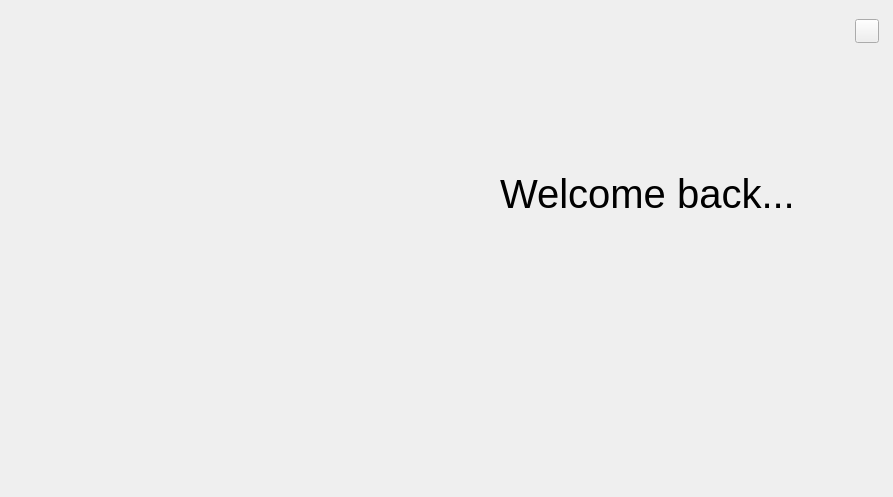
Qt form project/ui/interface.ui (mylinh130425/KTLT_K23416_Group2) before a commit.
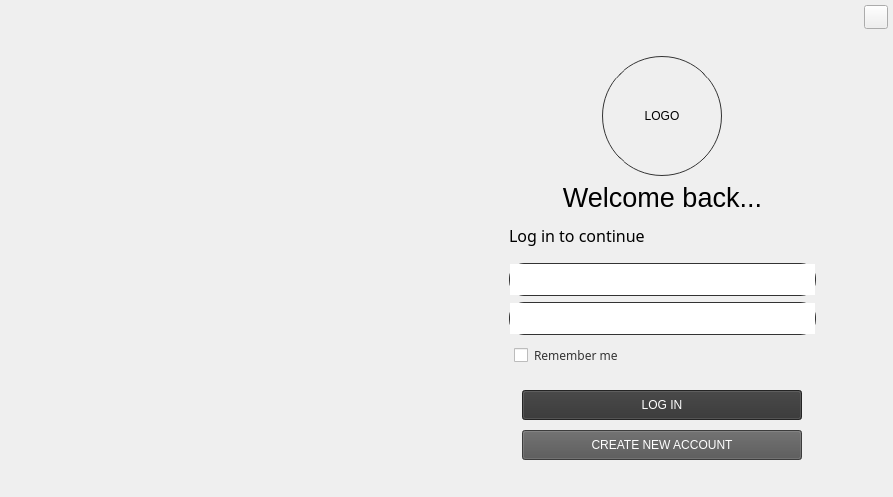
The same form after that commit. Icons and pictures are not drawn.

Commit message: Implement Login Page

```diff
--- a/project/ui/interface.ui
+++ b/project/ui/interface.ui
@@ -25,7 +25,7 @@
      <number>0</number>
     </property>
     <property name="topMargin">
-     <number>5</number>
+     <number>0</number>
     </property>
     <property name="rightMargin">
      <number>0</number>
@@ -34,15 +34,29 @@
      <number>0</number>
     </property>
     <item>
-     <widget class="QStackedWidget" name="stackedWidget_3">
-      <widget class="QWidget" name="Login_SignUp">
-       <layout class="QVBoxLayout" name="verticalLayout_3">
+     <widget class="QWidget" name="widget" native="true">
+      <layout class="QHBoxLayout" name="horizontalLayout_16">
+       <property name="spacing">
+        <number>0</number>
+       </property>
+       <property name="leftMargin">
+        <number>0</number>
+       </property>
+       <property name="topMargin">
+        <number>0</number>
+       </property>
+       <property name="rightMargin">
+        <number>0</number>
+       </property>
+       <property name="bottomMargin">
+        <number>0</number>
+       </property>
         <item>
-         <widget class="QWidget" name="header_welcome" native="true">
+        <widget class="QWidget" name="header_frame" native="true">
           <property name="cursor">
            <cursorShape>BusyCursor</cursorShape>
           </property>
-          <layout class="QHBoxLayout" name="horizontalLayout_2">
+         <layout class="QHBoxLayout" name="horizontalLayout_11">
            <property name="spacing">
             <number>0</number>
            </property>
@@ -87,36 +101,232 @@
           </layout>
          </widget>
         </item>
-        <item>
-         <widget class="QWidget" name="body_welcome" native="true">
-          <layout class="QHBoxLayout" name="horizontalLayout">
+      </layout>
+     </widget>
+    </item>
            <item>
             <widget class="QStackedWidget" name="stackedWidget">
+      <widget class="QWidget" name="Login_SignUp">
+       <layout class="QVBoxLayout" name="verticalLayout_6">
+        <item>
+         <widget class="QWidget" name="body_welcome" native="true">
+          <layout class="QHBoxLayout" name="horizontalLayout_12">
+           <item>
+            <widget class="QStackedWidget" name="stackedWidget_10">
              <widget class="QWidget" name="left_login_page"/>
              <widget class="QWidget" name="left_signup_page"/>
             </widget>
            </item>
            <item>
-            <widget class="QStackedWidget" name="stackedWidget_2">
+            <widget class="QStackedWidget" name="stackedWidget_11">
              <widget class="QWidget" name="right_login_page">
-              <widget class="QLabel" name="label">
-               <property name="geometry">
-                <rect>
-                 <x>50</x>
-                 <y>80</y>
-                 <width>311</width>
-                 <height>111</height>
-                </rect>
+              <layout class="QVBoxLayout" name="verticalLayout_3">
+               <item alignment="Qt::AlignHCenter">
+                <widget class="QLabel" name="profile_photo">
+                 <property name="minimumSize">
+                  <size>
+                   <width>120</width>
+                   <height>120</height>
+                  </size>
+                 </property>
+                 <property name="maximumSize">
+                  <size>
+                   <width>120</width>
+                   <height>120</height>
+                  </size>
+                 </property>
+                 <property name="styleSheet">
+                  <string notr="true">border-radius: 60px;  border: 1px solid #333;</string>
+                 </property>
+                 <property name="text">
+                  <string>LOGO</string>
+                 </property>
+                 <property name="alignment">
+                  <set>Qt::AlignCenter</set>
+                 </property>
+                </widget>
+               </item>
+               <item>
+                <widget class="QLabel" name="label_21">
+                 <property name="sizePolicy">
+                  <sizepolicy hsizetype="Preferred" vsizetype="Preferred">
+                   <horstretch>0</horstretch>
+                   <verstretch>0</verstretch>
+                  </sizepolicy>
                </property>
                <property name="font">
                 <font>
-                 <pointsize>30</pointsize>
+                   <pointsize>20</pointsize>
                 </font>
                </property>
                <property name="text">
                 <string>Welcome back...</string>
                </property>
-              </widget>
+                 <property name="scaledContents">
+                  <bool>true</bool>
+                 </property>
+                 <property name="alignment">
+                  <set>Qt::AlignCenter</set>
+                 </property>
+                </widget>
+               </item>
+               <item>
+                <layout class="QVBoxLayout" name="verticalLayout_2">
+                 <property name="leftMargin">
+                  <number>50</number>
+                 </property>
+                 <property name="topMargin">
+                  <number>5</number>
+                 </property>
+                 <property name="rightMargin">
+                  <number>50</number>
+                 </property>
+                 <property name="bottomMargin">
+                  <number>10</number>
+                 </property>
+                 <item>
+                  <widget class="QLabel" name="label">
+                   <property name="font">
+                    <font>
+                     <family>Dubai Light</family>
+                     <pointsize>12</pointsize>
+                    </font>
+                   </property>
+                   <property name="text">
+                    <string>Log in to continue</string>
+                   </property>
+                   <property name="scaledContents">
+                    <bool>true</bool>
+                   </property>
+                  </widget>
+                 </item>
+                 <item>
+                  <layout class="QVBoxLayout" name="verticalLayout_8">
+                   <property name="topMargin">
+                    <number>10</number>
+                   </property>
+                   <property name="bottomMargin">
+                    <number>15</number>
+                   </property>
+                   <item>
+                    <widget class="QTextEdit" name="username_textEdit">
+                     <property name="minimumSize">
+                      <size>
+                       <width>200</width>
+                       <height>30</height>
+                      </size>
+                     </property>
+                     <property name="maximumSize">
+                      <size>
+                       <width>16777215</width>
+                       <height>35</height>
+                      </size>
+                     </property>
+                     <property name="styleSheet">
+                      <string notr="true">border-radius:15px; border: 1px solid #333;</string>
+                     </property>
+                    </widget>
+                   </item>
+                   <item>
+                    <widget class="QTextEdit" name="username_textEdit_2">
+                     <property name="minimumSize">
+                      <size>
+                       <width>200</width>
+                       <height>30</height>
+                      </size>
+                     </property>
+                     <property name="maximumSize">
+                      <size>
+                       <width>16777215</width>
+                       <height>35</height>
+                      </size>
+                     </property>
+                     <property name="styleSheet">
+                      <string notr="true">border-radius:15px; border: 1px solid #333;</string>
+                     </property>
+                    </widget>
+                   </item>
+                   <item>
+                    <widget class="QCheckBox" name="remember_me_checkBox">
+                     <property name="maximumSize">
+                      <size>
+                       <width>16777215</width>
+                       <height>35</height>
+                      </size>
+                     </property>
+                     <property name="font">
+                      <font>
+                       <family>Dubai Light</family>
+                       <pointsize>9</pointsize>
+                      </font>
+                     </property>
+                     <property name="styleSheet">
+                      <string notr="true">margin:5px; color:#353535;</string>
+                     </property>
+                     <property name="text">
+                      <string>Remember me</string>
+                     </property>
+                    </widget>
+                   </item>
+                  </layout>
+                 </item>
+                 <item>
+                  <layout class="QVBoxLayout" name="verticalLayout_5">
+                   <property name="spacing">
+                    <number>10</number>
+                   </property>
+                   <property name="topMargin">
+                    <number>0</number>
+                   </property>
+                   <item alignment="Qt::AlignHCenter">
+                    <widget class="QPushButton" name="login_button">
+                     <property name="minimumSize">
+                      <size>
+                       <width>280</width>
+                       <height>30</height>
+                      </size>
+                     </property>
+                     <property name="maximumSize">
+                      <size>
+                       <width>280</width>
+                       <height>30</height>
+                      </size>
+                     </property>
+                     <property name="styleSheet">
+                      <string notr="true">background-color:#333;color:white</string>
+                     </property>
+                     <property name="text">
+                      <string>LOG IN</string>
+                     </property>
+                    </widget>
+                   </item>
+                   <item alignment="Qt::AlignHCenter">
+                    <widget class="QPushButton" name="register_button">
+                     <property name="minimumSize">
+                      <size>
+                       <width>280</width>
+                       <height>30</height>
+                      </size>
+                     </property>
+                     <property name="maximumSize">
+                      <size>
+                       <width>280</width>
+                       <height>30</height>
+                      </size>
+                     </property>
+                     <property name="styleSheet">
+                      <string notr="true">background-color:#545454;color:white</string>
+                     </property>
+                     <property name="text">
+                      <string>CREATE NEW ACCOUNT</string>
+                     </property>
+                    </widget>
+                   </item>
+                  </layout>
+                 </item>
+                </layout>
+               </item>
+              </layout>
              </widget>
              <widget class="QWidget" name="right_signup_page"/>
             </widget>
@@ -127,13 +337,13 @@
        </layout>
       </widget>
       <widget class="QWidget" name="Main">
-       <layout class="QVBoxLayout" name="verticalLayout_2">
+       <layout class="QVBoxLayout" name="verticalLayout_7">
         <item>
          <widget class="QWidget" name="header_main" native="true">
           <property name="cursor">
            <cursorShape>BusyCursor</cursorShape>
           </property>
-          <layout class="QHBoxLayout" name="horizontalLayout_4">
+          <layout class="QHBoxLayout" name="horizontalLayout_13">
            <property name="spacing">
             <number>0</number>
            </property>
@@ -200,14 +410,14 @@
         </item>
         <item>
          <widget class="QWidget" name="body_main" native="true">
-          <layout class="QHBoxLayout" name="horizontalLayout_5">
+          <layout class="QHBoxLayout" name="horizontalLayout_14">
            <item>
-            <widget class="QStackedWidget" name="stackedWidget_5">
+            <widget class="QStackedWidget" name="stackedWidget_12">
              <property name="currentIndex">
               <number>2</number>
              </property>
              <widget class="QWidget" name="home_page">
-              <widget class="QLabel" name="label_2">
+              <widget class="QLabel" name="label_22">
                <property name="geometry">
                 <rect>
                  <x>50</x>
@@ -227,7 +437,7 @@
               </widget>
              </widget>
              <widget class="QWidget" name="restaurant_page">
-              <widget class="QLabel" name="label_3">
+              <widget class="QLabel" name="label_23">
                <property name="geometry">
                 <rect>
                  <x>0</x>
@@ -256,7 +466,7 @@
                  <height>439</height>
                 </rect>
                </property>
-               <layout class="QHBoxLayout" name="horizontalLayout_6">
+               <layout class="QHBoxLayout" name="horizontalLayout_15">
                 <item>
                  <layout class="QVBoxLayout" name="left_panel_restaurant">
                   <item>
@@ -291,7 +501,7 @@
                    </widget>
                   </widget>
                   <widget class="QWidget" name="modify_restaurant_page">
-                   <widget class="QLabel" name="label_7">
+                   <widget class="QLabel" name="label_26">
                     <property name="geometry">
                      <rect>
                       <x>150</x>
@@ -371,7 +581,7 @@
                    </widget>
                   </widget>
                   <widget class="QWidget" name="menu_page">
-                   <widget class="QLabel" name="label_5">
+                   <widget class="QLabel" name="label_27">
                     <property name="geometry">
                      <rect>
                       <x>0</x>
@@ -391,7 +601,7 @@
                    </widget>
                   </widget>
                   <widget class="QWidget" name="add_food_page">
-                   <widget class="QLabel" name="label_4">
+                   <widget class="QLabel" name="label_28">
                     <property name="geometry">
                      <rect>
                       <x>30</x>
@@ -411,7 +621,7 @@
                    </widget>
                   </widget>
                   <widget class="QWidget" name="modify_food_page">
-                   <widget class="QLabel" name="label_10">
+                   <widget class="QLabel" name="label_29">
                     <property name="geometry">
                      <rect>
                       <x>0</x>
@@ -431,7 +641,7 @@
                    </widget>
                   </widget>
                   <widget class="QWidget" name="review_food_page">
-                   <widget class="QLabel" name="label_11">
+                   <widget class="QLabel" name="label_30">
                     <property name="geometry">
                      <rect>
                       <x>200</x>
```
Lines whose indentation alone changed are shown as unchanged. The commit also changes 5 other files.
